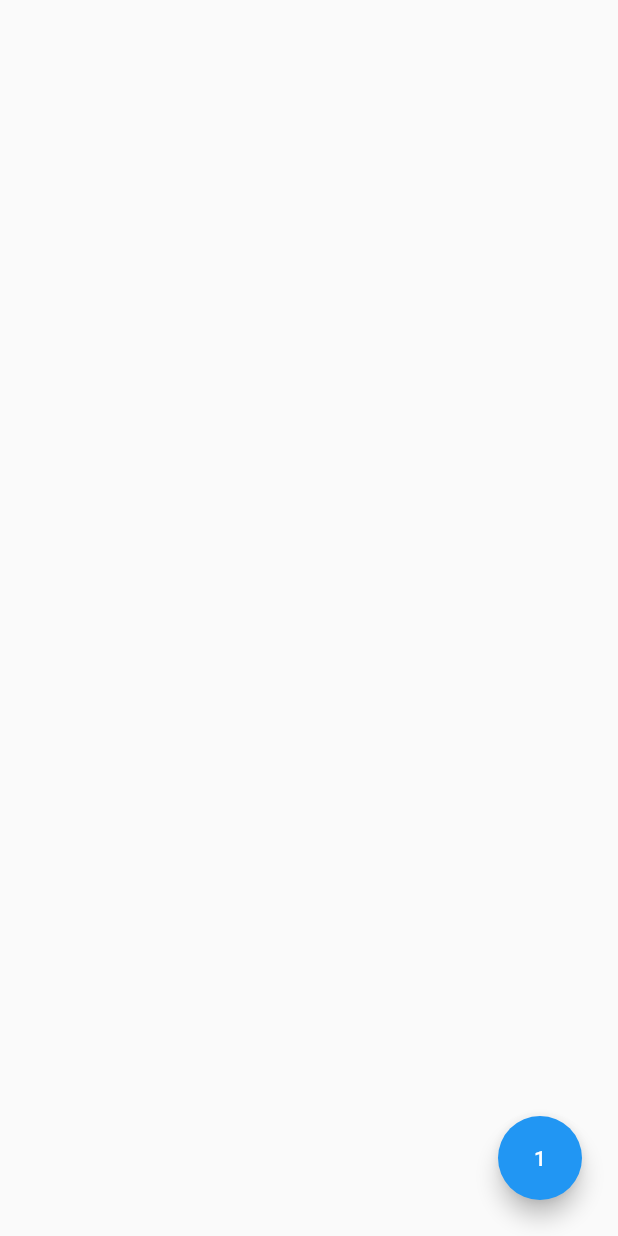
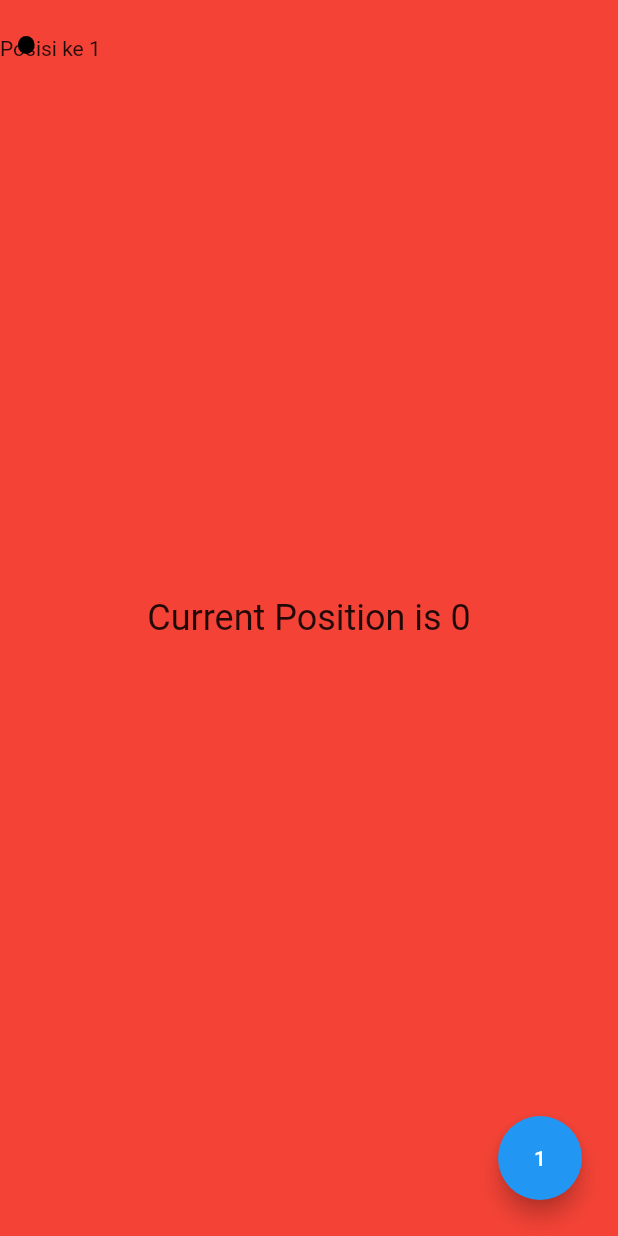
Before and after one commit to alvintanoto/flutter_experiment, a Flutter app: the screen it shows after launch, after a tap on an icon or button, on a phone screen of 412 x 824 dp. Run offline on Flutter 3.47's test engine with Material 2 defaults, Android fonts, the phone set to English and light mode, and no system bars.

Commit message:
View Pager Experiment

```diff
--- /dev/null
+++ b/lib/Pager.dart
@@ -0,0 +1,52 @@
+import 'package:flutter/material.dart';
+
+class Pager extends StatefulWidget {
+  Pager({this.title, this.color, this.curPos});
+
+  // This widget is the home page of your application. It is stateful, meaning
+  // that it has a State object (defined below) that contains fields that affect
+  // how it looks.
+
+  // This class is the configuration for the state. It holds the values (in this
+  // case the title) provided by the parent (in this case the App widget) and
+  // used by the build method of the State. Fields in a Widget subclass are
+  // always marked "final".
+
+  final int curPos;
+  final String title;
+  final Color color;
+
+  @override
+  PagerState createState() => PagerState();
+}
+
+class PagerState extends State<Pager> {
+  int curPos;
+
+  @override
+  void initState() {
+    // TODO: implement initState
+    super.initState();
+    curPos = widget.curPos;
+  }
+
+  @override
+  Widget build(BuildContext context) {
+    return Scaffold(
+        backgroundColor: widget.color,
+        body: Stack(
+          children: <Widget>[
+            Container(
+              margin: EdgeInsets.only(top: 24),
+              child: Text(widget.title),
+            ),
+            Center(
+              child: Text(
+                "Current Position is $curPos",
+                style: TextStyle(fontSize: 24),
+              ),
+            )
+          ],
+        ));
+  }
+}
--- a/lib/main.dart
+++ b/lib/main.dart
@@ -1,4 +1,9 @@
+import 'dart:math';
+
 import 'package:flutter/material.dart';
+import 'package:flutter/rendering.dart';
+import 'package:flutter_experiment/Pager.dart';
+import 'package:flutter_experiment/navigation.dart';
 
 void main() => runApp(MyApp());
 
@@ -45,31 +50,93 @@ class MyHomePage extends StatefulWidget {
 
 class _MyHomePageState extends State<MyHomePage> {
   int counter = 0;
+  var pagerChild = List<Widget>();
 
-  void incrementCounter() {
+  //get color list
+  List colors = [Colors.red, Colors.green, Colors.yellow];
+  Random random = new Random();
+
+  var pageView;
+  var pageNow;
+  var tempCurPage;
+
+  PageController pageController;
+
+  PageController setPageController(counter) {
+    pageController = new PageController(
+        initialPage: counter, keepPage: true, viewportFraction: 1)..addListener(pagerListener);
+    return pageController;
+  }
+
+  void setPageNow(position) {
     setState(() {
-      counter++;
+      pageNow = position;
     });
   }
 
+  void addViewPager() {
+    setState(() {
+      counter++;
+      if(counter==1){
+        setPageNow(0);
+      }
+    });
+  }
+
+  pagerListener() {
+//    if((pageController.page%1!=0)==false){
+//      setPageNow(pageController.page.round());
+//    }
+//    print(pageController.page.round());
+
+    if((tempCurPage>pageController.page.round() || tempCurPage<pageController.page.round()) && tempCurPage!=pageController.page.round()){
+      tempCurPage = pageController.page.round();
+      setPageNow(tempCurPage);
+    }
+
+//    setPageNow(pageController.page.round());
+//    setPageNow();
+  }
+
+  @override
+  void initState() {
+    // TODO: implement initState
+    super.initState();
+    tempCurPage=0;
+  }
     @override
   Widget build(BuildContext context) {
     return Scaffold(
         body: Stack(
           children: <Widget>[
+//        pagerChild.length>0?pageView:Container(),
+            PageView.builder(
+                itemCount: counter,
+                scrollDirection: Axis.vertical,
+                controller:setPageController(counter),
+                itemBuilder: (context, position) {
+                  var positionNow = position + 1;
+                  return Pager(title: 'Posisi ke $positionNow',
+                    color: colors[position%3],
+                    curPos: position,);
+                }
+            ),
+            Align(
+              alignment: Alignment.centerLeft,
+              child: Navigation(length: counter, positionNow:pageNow),
+            ),
             Container(
               margin: EdgeInsets.all(24),
               child: new Align(
                 alignment: Alignment.bottomRight,
                 child: FloatingActionButton(
-                onPressed: incrementCounter,
+                  onPressed: addViewPager,
                   backgroundColor: Colors.blue,
                   child: Text('$counter'),
                 ),
               ),
-          )
+            ),
           ],
-      )
-    );
+        ));
   }
 }
--- /dev/null
+++ b/lib/navigation.dart
@@ -0,0 +1,42 @@
+import 'package:flutter/material.dart';
+
+class Navigation extends StatefulWidget {
+  Navigation({this.length, this.positionNow});
+
+  // This widget is the home page of your application. It is stateful, meaning
+  // that it has a State object (defined below) that contains fields that affect
+  // how it looks.
+
+  // This class is the configuration for the state. It holds the values (in this
+  // case the title) provided by the parent (in this case the App widget) and
+  // used by the build method of the State. Fields in a Widget subclass are
+  // always marked "final".
+
+  final int length;
+  final int positionNow;
+
+  @override
+  NavigationState createState() => NavigationState();
+}
+
+class NavigationState extends State<Navigation> {
+  @override
+  Widget build(BuildContext context) {
+    return Container(
+      padding: EdgeInsets.only(left: 12),
+      width: 23,
+      child: ListView.builder(
+          itemCount: widget.length,
+          itemBuilder: (context, position) {
+            return Container(
+              margin: EdgeInsets.only(top: 24),
+              width: 12,
+              height: 12,
+              decoration: BoxDecoration(
+                  borderRadius: BorderRadius.circular(100),
+                  color: position==widget.positionNow?Colors.black:Colors.white),
+            );
+          }),
+    );
+  }
+}
```
Also changed, not shown: assets/android.gif (added), 1 other file. Lines whose indentation alone changed are shown as unchanged.
